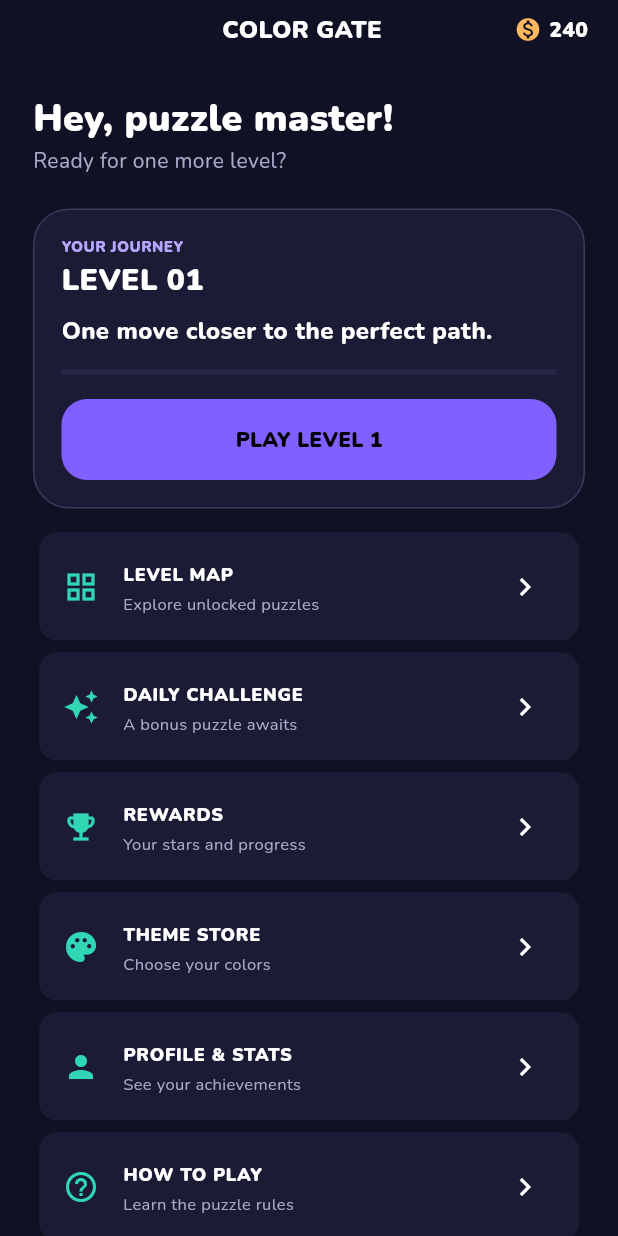
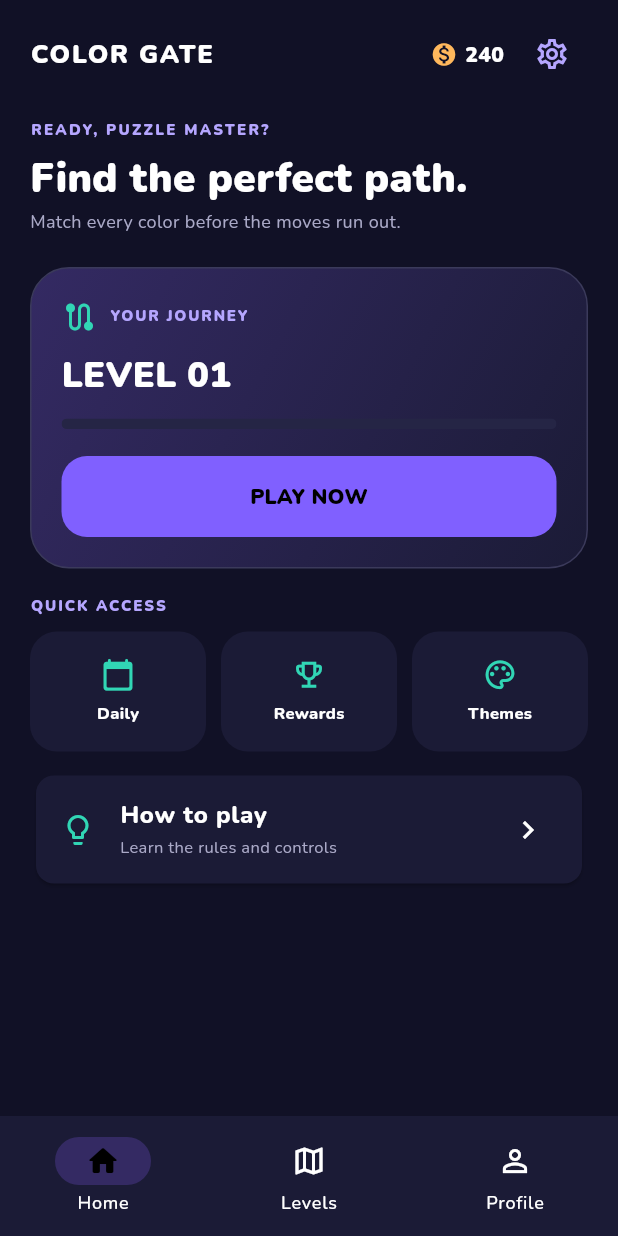
Before and after one commit to Khaaliduu/color_gate, a Flutter app: the screen it shows after launch, after a tap on "LET'S PLAY", on a phone screen of 412 x 824 dp. Run offline on Flutter 3.47's test engine with Material 3 defaults, Android fonts, the phone set to English and light mode, and no system bars; our stand-ins replace google_fonts, shared_preferences.

Commit message:
Redesign home with persistent bottom navigation

```diff
--- a/lib/features/home/home_screen.dart
+++ b/lib/features/home/home_screen.dart
@@ -1,165 +1,248 @@
 import 'package:flutter/material.dart';
+
 import '../../core/theme/app_colors.dart';
+import '../../shared/widgets/coin_counter.dart';
+import '../../shared/widgets/game_button.dart';
 import '../gameplay/providers/progress_controller.dart';
+import '../gameplay/screens/daily_challenge_screen.dart';
 import '../gameplay/screens/gameplay_screen.dart';
-import '../gameplay/screens/daily_challenge_screen.dart';
 import '../gameplay/screens/how_to_play_screen.dart';
 import '../levels/level_map_screen.dart';
+import '../profile/profile_screen.dart';
 import '../rewards/rewards_screen.dart';
+import '../settings/settings_screen.dart';
 import '../shop/theme_store_screen.dart';
-import '../settings/settings_screen.dart';
-import '../profile/profile_screen.dart';
-import '../../shared/widgets/game_button.dart';
-import '../../shared/widgets/screen_shell.dart';
 
-class HomeScreen extends StatelessWidget {
+class HomeScreen extends StatefulWidget {
   const HomeScreen({super.key, required this.progress});
   final ProgressController progress;
 
   @override
-  Widget build(BuildContext context) => ScreenShell(
-    title: 'COLOR GATE',
-    showBack: false,
-    progress: progress,
-    child: ListView(
-      padding: const EdgeInsets.all(22),
+  State<HomeScreen> createState() => _HomeScreenState();
+}
+
+class _HomeScreenState extends State<HomeScreen> {
+  int _tab = 0;
+
+  void _open(Widget page) {
+    Navigator.push(context, MaterialPageRoute(builder: (_) => page));
+  }
+
+  @override
+  Widget build(BuildContext context) {
+    final pages = <Widget>[
+      _homeTab(),
+      LevelMapScreen(progress: widget.progress),
+      ProfileScreen(progress: widget.progress),
+    ];
+
+    return Scaffold(
+      body: SafeArea(
+        child: Column(
+          children: [
+            Padding(
+              padding: const EdgeInsets.fromLTRB(20, 12, 20, 8),
+              child: Row(
+                children: [
+                  const Expanded(
+                    child: Text(
+                      'COLOR GATE',
+                      style: TextStyle(
+                        fontSize: 17,
+                        letterSpacing: 1.2,
+                        fontWeight: FontWeight.w900,
+                      ),
+                    ),
+                  ),
+                  CoinCounter(coins: widget.progress.coins),
+                  const SizedBox(width: 8),
+                  IconButton(
+                    tooltip: 'Settings',
+                    onPressed: () => _open(SettingsScreen(progress: widget.progress)),
+                    icon: const Icon(Icons.settings_outlined, color: AppColors.lilac),
+                  ),
+                ],
+              ),
+            ),
+            Expanded(child: IndexedStack(index: _tab, children: pages)),
+          ],
+        ),
+      ),
+      bottomNavigationBar: NavigationBar(
+        selectedIndex: _tab,
+        onDestinationSelected: (index) => setState(() => _tab = index),
+        backgroundColor: AppColors.surface,
+        indicatorColor: AppColors.purpleSoft,
+        destinations: const [
+          NavigationDestination(
+            icon: Icon(Icons.home_outlined),
+            selectedIcon: Icon(Icons.home_rounded),
+            label: 'Home',
+          ),
+          NavigationDestination(
+            icon: Icon(Icons.map_outlined),
+            selectedIcon: Icon(Icons.map_rounded),
+            label: 'Levels',
+          ),
+          NavigationDestination(
+            icon: Icon(Icons.person_outline),
+            selectedIcon: Icon(Icons.person_rounded),
+            label: 'Profile',
+          ),
+        ],
+      ),
+    );
+  }
+
+  Widget _homeTab() => ListView(
+    padding: const EdgeInsets.fromLTRB(20, 12, 20, 24),
     children: [
       const Text(
-          'Hey, puzzle master!',
-          style: TextStyle(fontSize: 25, fontWeight: FontWeight.w900),
+        'READY, PUZZLE MASTER?',
+        style: TextStyle(
+          color: AppColors.lilac,
+          fontSize: 10,
+          letterSpacing: 1.5,
+          fontWeight: FontWeight.w900,
+        ),
+      ),
+      const SizedBox(height: 6),
+      const Text(
+        'Find the perfect path.',
+        style: TextStyle(fontSize: 27, fontWeight: FontWeight.w900),
       ),
       const Text(
-          'Ready for one more level?',
-          style: TextStyle(color: AppColors.muted),
+        'Match every color before the moves run out.',
+        style: TextStyle(color: AppColors.muted, fontSize: 12),
       ),
       const SizedBox(height: 22),
       Container(
-          padding: const EdgeInsets.all(18),
+        padding: const EdgeInsets.all(20),
         decoration: BoxDecoration(
-            color: AppColors.surface,
-            borderRadius: BorderRadius.circular(24),
+          gradient: const LinearGradient(
+            colors: [AppColors.purpleSoft, AppColors.surface],
+            begin: Alignment.topLeft,
+            end: Alignment.bottomRight,
+          ),
+          borderRadius: BorderRadius.circular(26),
           border: Border.all(color: AppColors.border),
         ),
         child: Column(
           crossAxisAlignment: CrossAxisAlignment.start,
           children: [
-              const Text(
+            const Row(
+              children: [
+                Icon(Icons.route_rounded, color: AppColors.mint),
+                SizedBox(width: 8),
+                Text(
                   'YOUR JOURNEY',
                   style: TextStyle(
                     color: AppColors.lilac,
                     fontSize: 10,
                     fontWeight: FontWeight.w900,
-                ),
-              ),
-              Text(
-                'LEVEL ${progress.unlockedLevel.toString().padLeft(2, '0')}',
-                style: const TextStyle(
-                  fontWeight: FontWeight.w900,
-                  fontSize: 20,
-                ),
-              ),
-              const SizedBox(height: 8),
-              const Text(
-                'One move closer to the perfect path.',
-                style: TextStyle(fontSize: 16, fontWeight: FontWeight.w800),
-              ),
-              const SizedBox(height: 14),
-              LinearProgressIndicator(
-                value: (progress.completedLevels / 30).clamp(0, 1),
-                color: AppColors.mint,
-                backgroundColor: AppColors.surfaceAlt,
-              ),
-              const SizedBox(height: 16),
-              GameButton(
-                'PLAY LEVEL ${progress.unlockedLevel}',
-                onPressed: () => _open(
-                  context,
-                  GameplayScreen(
-                    progress: progress,
-                    level: progress.unlockedLevel,
-                  ),
+                    letterSpacing: 1.2,
                   ),
                 ),
               ],
             ),
+            const SizedBox(height: 10),
+            Text(
+              'LEVEL ${widget.progress.unlockedLevel.toString().padLeft(2, '0')}',
+              style: const TextStyle(fontSize: 24, fontWeight: FontWeight.w900),
             ),
             const SizedBox(height: 12),
-        _item(
-          context,
-          'LEVEL MAP',
-          'Explore unlocked puzzles',
-          Icons.grid_view,
-          LevelMapScreen(progress: progress),
+            ClipRRect(
+              borderRadius: BorderRadius.circular(20),
+              child: LinearProgressIndicator(
+                minHeight: 7,
+                value: (widget.progress.completedLevels / 30).clamp(0.0, 1.0),
+                color: AppColors.mint,
+                backgroundColor: AppColors.surfaceAlt,
               ),
-        _item(
-          context,
-          'DAILY CHALLENGE',
-          'A bonus puzzle awaits',
-          Icons.auto_awesome,
-          DailyChallengeScreen(progress: progress),
             ),
-        _item(
-          context,
-          'REWARDS',
-          'Your stars and progress',
-          Icons.emoji_events,
-          RewardsScreen(progress: progress),
-        ),
-        _item(
-          context,
-          'THEME STORE',
-          'Choose your colors',
-          Icons.palette,
-          ThemeStoreScreen(progress: progress),
-        ),
-        _item(
-          context,
-          'PROFILE & STATS',
-          'See your achievements',
-          Icons.person,
-          ProfileScreen(progress: progress),
-        ),
-        _item(
-          context,
-          'HOW TO PLAY',
-          'Learn the puzzle rules',
-          Icons.help_outline,
-          const HowToPlayScreen(),
-        ),
-        _item(
-          context,
-          'SETTINGS',
-          'Make the game yours',
-          Icons.settings,
-          SettingsScreen(progress: progress),
+            const SizedBox(height: 18),
+            GameButton(
+              'PLAY NOW',
+              onPressed: () => _open(GameplayScreen(
+                progress: widget.progress,
+                level: widget.progress.unlockedLevel,
+              )),
             ),
           ],
         ),
+      ),
+      const SizedBox(height: 18),
+      const Text(
+        'QUICK ACCESS',
+        style: TextStyle(
+          color: AppColors.lilac,
+          fontSize: 10,
+          fontWeight: FontWeight.w900,
+          letterSpacing: 1.3,
+        ),
+      ),
+      const SizedBox(height: 10),
+      Row(
+        children: [
+          Expanded(
+            child: _quickAction(
+              icon: Icons.calendar_today_rounded,
+              title: 'Daily',
+              onTap: () => _open(DailyChallengeScreen(progress: widget.progress)),
+            ),
+          ),
+          const SizedBox(width: 10),
+          Expanded(
+            child: _quickAction(
+              icon: Icons.emoji_events_outlined,
+              title: 'Rewards',
+              onTap: () => _open(RewardsScreen(progress: widget.progress)),
+            ),
+          ),
+          const SizedBox(width: 10),
+          Expanded(
+            child: _quickAction(
+              icon: Icons.palette_outlined,
+              title: 'Themes',
+              onTap: () => _open(ThemeStoreScreen(progress: widget.progress)),
+            ),
+          ),
+        ],
+      ),
+      const SizedBox(height: 12),
+      Card(
+        color: AppColors.surface,
+        child: ListTile(
+          leading: const Icon(Icons.lightbulb_outline, color: AppColors.mint),
+          title: const Text('How to play', style: TextStyle(fontWeight: FontWeight.w800)),
+          subtitle: const Text('Learn the rules and controls', style: TextStyle(color: AppColors.muted, fontSize: 11)),
+          trailing: const Icon(Icons.chevron_right),
+          onTap: () => _open(const HowToPlayScreen()),
+        ),
+      ),
+    ],
   );
 
-  static void _open(BuildContext context, Widget page) =>
-      Navigator.push(context, MaterialPageRoute(builder: (_) => page));
-
-  Widget _item(
-    BuildContext context,
-    String title,
-    String subtitle,
-    IconData icon,
-    Widget page,
-  ) => Card(
+  Widget _quickAction({
+    required IconData icon,
+    required String title,
+    required VoidCallback onTap,
+  }) => Material(
     color: AppColors.surface,
-    child: ListTile(
-      leading: Icon(icon, color: AppColors.mint),
-      title: Text(
-        title,
-        style: const TextStyle(fontSize: 12, fontWeight: FontWeight.w900),
+    borderRadius: BorderRadius.circular(18),
+    child: InkWell(
+      onTap: onTap,
+      borderRadius: BorderRadius.circular(18),
+      child: Padding(
+        padding: const EdgeInsets.symmetric(vertical: 17, horizontal: 8),
+        child: Column(
+          children: [
+            Icon(icon, color: AppColors.mint, size: 23),
+            const SizedBox(height: 7),
+            Text(title, style: const TextStyle(fontSize: 11, fontWeight: FontWeight.w800)),
+          ],
         ),
-      subtitle: Text(
-        subtitle,
-        style: const TextStyle(fontSize: 11, color: AppColors.muted),
       ),
-      trailing: const Icon(Icons.chevron_right),
-      onTap: () => _open(context, page),
     ),
   );
 }
```
Lines whose indentation alone changed are shown as unchanged.
